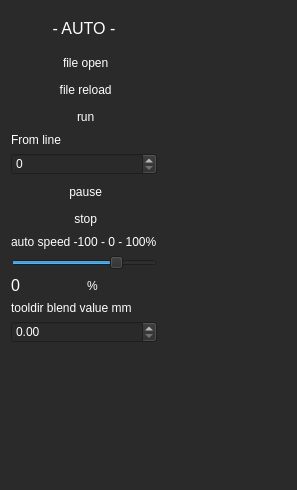
Old version of the form projects/cnc/form_auto.ui in the repository krcwrhvgyxzqelljes/hal-core.
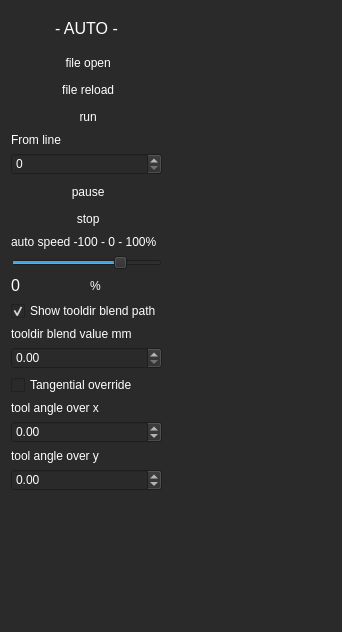
New version of the form. Icons and pictures are not drawn.

Commit message: added tangential test, added 3d path correction for plasma machines

What changed in the file:
```diff
--- a/projects/cnc/form_auto.ui
+++ b/projects/cnc/form_auto.ui
@@ -6,8 +6,8 @@
    <rect>
     <x>0</x>
     <y>0</y>
-    <width>297</width>
-    <height>490</height>
+    <width>342</width>
+    <height>632</height>
    </rect>
   </property>
   <property name="minimumSize">
@@ -30,6 +30,30 @@
 color: rgb(255, 255, 255);</string>
   </property>
   <layout class="QGridLayout" name="gridLayout_3">
+   <item row="4" column="0">
+    <widget class="QDoubleSpinBox" name="doubleSpinBox_tooldir_fillet"/>
+   </item>
+   <item row="6" column="0">
+    <widget class="QLabel" name="label_5">
+     <property name="text">
+      <string>tool angle over x</string>
+     </property>
+    </widget>
+   </item>
+   <item row="3" column="0">
+    <widget class="QLabel" name="label_4">
+     <property name="text">
+      <string>tooldir blend value mm</string>
+     </property>
+    </widget>
+   </item>
+   <item row="5" column="0">
+    <widget class="QCheckBox" name="checkBox_tangential_override">
+     <property name="text">
+      <string>Tangential override</string>
+     </property>
+    </widget>
+   </item>
    <item row="1" column="0">
     <layout class="QGridLayout" name="gridLayout">
      <item row="2" column="1">
@@ -76,8 +100,18 @@
      </item>
     </layout>
    </item>
-   <item row="3" column="0">
-    <widget class="QDoubleSpinBox" name="doubleSpinBox_tooldir_fillet"/>
+   <item row="10" column="0">
+    <spacer name="verticalSpacer">
+     <property name="orientation">
+      <enum>Qt::Vertical</enum>
+     </property>
+     <property name="sizeHint" stdset="0">
+      <size>
+       <width>20</width>
+       <height>187</height>
+      </size>
+     </property>
+    </spacer>
    </item>
    <item row="0" column="1">
     <spacer name="horizontalSpacer">
@@ -92,18 +126,41 @@
      </property>
     </spacer>
    </item>
-   <item row="4" column="0">
-    <spacer name="verticalSpacer">
-     <property name="orientation">
-      <enum>Qt::Vertical</enum>
+   <item row="7" column="0">
+    <widget class="QDoubleSpinBox" name="doubleSpinBox_tool_angle_x">
+     <property name="minimum">
+      <double>-100.000000000000000</double>
      </property>
-     <property name="sizeHint" stdset="0">
-      <size>
-       <width>20</width>
-       <height>187</height>
-      </size>
+     <property name="maximum">
+      <double>100.000000000000000</double>
      </property>
-    </spacer>
+     <property name="singleStep">
+      <double>0.100000000000000</double>
+     </property>
+    </widget>
+   </item>
+   <item row="2" column="0">
+    <widget class="QCheckBox" name="checkBox_show_tooldir_blend_path">
+     <property name="text">
+      <string>Show tooldir blend path</string>
+     </property>
+     <property name="checked">
+      <bool>true</bool>
+     </property>
+    </widget>
+   </item>
+   <item row="9" column="0">
+    <widget class="QDoubleSpinBox" name="doubleSpinBox_tool_angle_y">
+     <property name="minimum">
+      <double>-100.000000000000000</double>
+     </property>
+     <property name="maximum">
+      <double>100.000000000000000</double>
+     </property>
+     <property name="singleStep">
+      <double>0.100000000000000</double>
+     </property>
+    </widget>
    </item>
    <item row="0" column="0">
     <layout class="QGridLayout" name="gridLayout_2">
@@ -326,10 +383,10 @@
      </item>
     </layout>
    </item>
-   <item row="2" column="0">
-    <widget class="QLabel" name="label_4">
+   <item row="8" column="0">
+    <widget class="QLabel" name="label_6">
      <property name="text">
-      <string>tooldir blend value mm</string>
+      <string>tool angle over y</string>
      </property>
     </widget>
    </item>
```
The commit also changes 6 other files.
